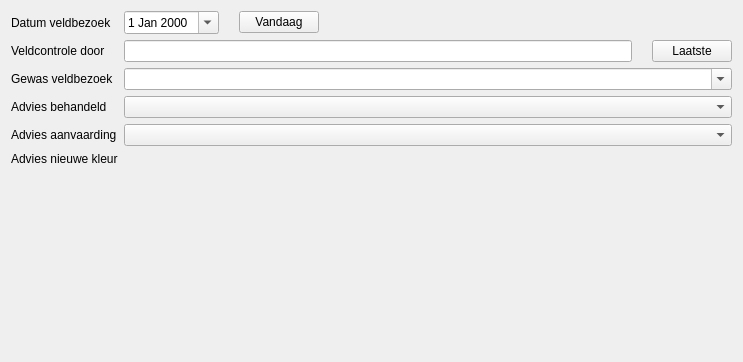
DOV-Vlaanderen/erosiebezwaren, file parceleditwindow/ui_quickedit.ui: the form before one commit.
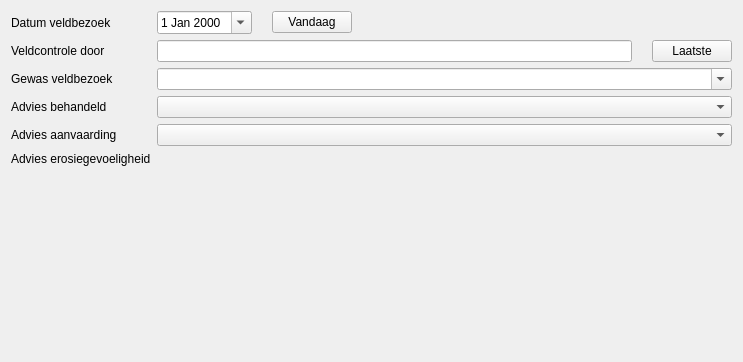
The form after the commit. Custom widgets are drawn as their Qt base class.

```diff
--- a/parceleditwindow/ui_quickedit.ui
+++ b/parceleditwindow/ui_quickedit.ui
@@ -87,7 +87,7 @@
    <item row="7" column="0">
     <widget class="QLabel" name="lb_advies_nieuwe_kleur">
      <property name="text">
-      <string>Advies nieuwe kleur</string>
+      <string>Advies erosiegevoeligheid</string>
      </property>
     </widget>
    </item>
```
